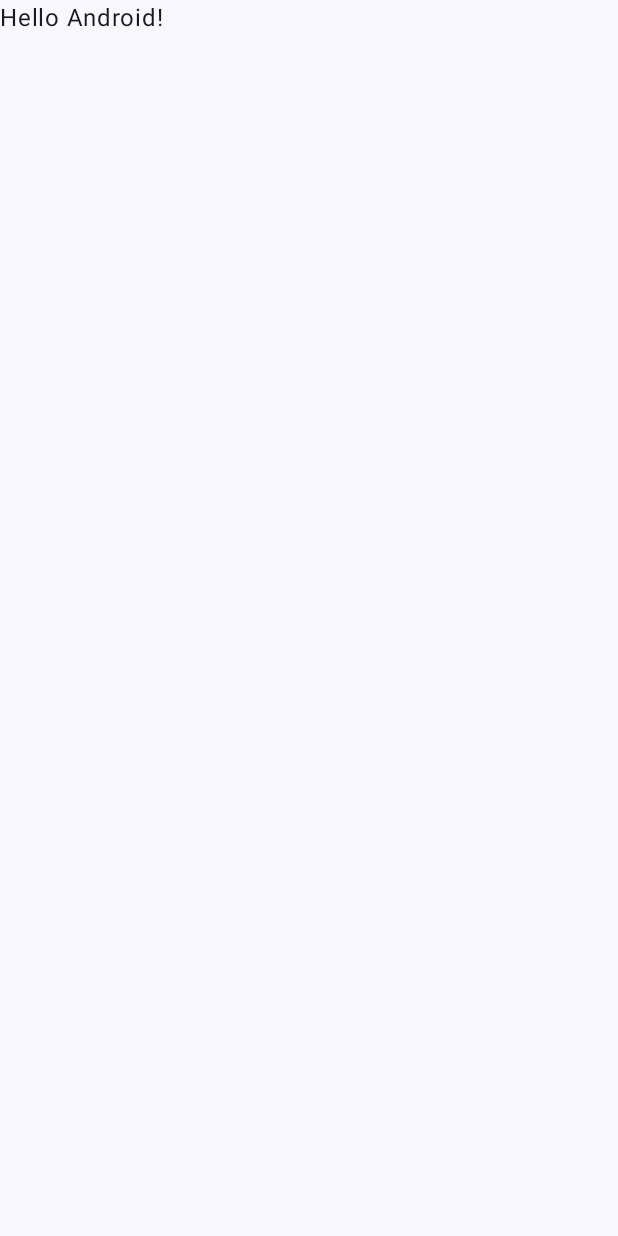
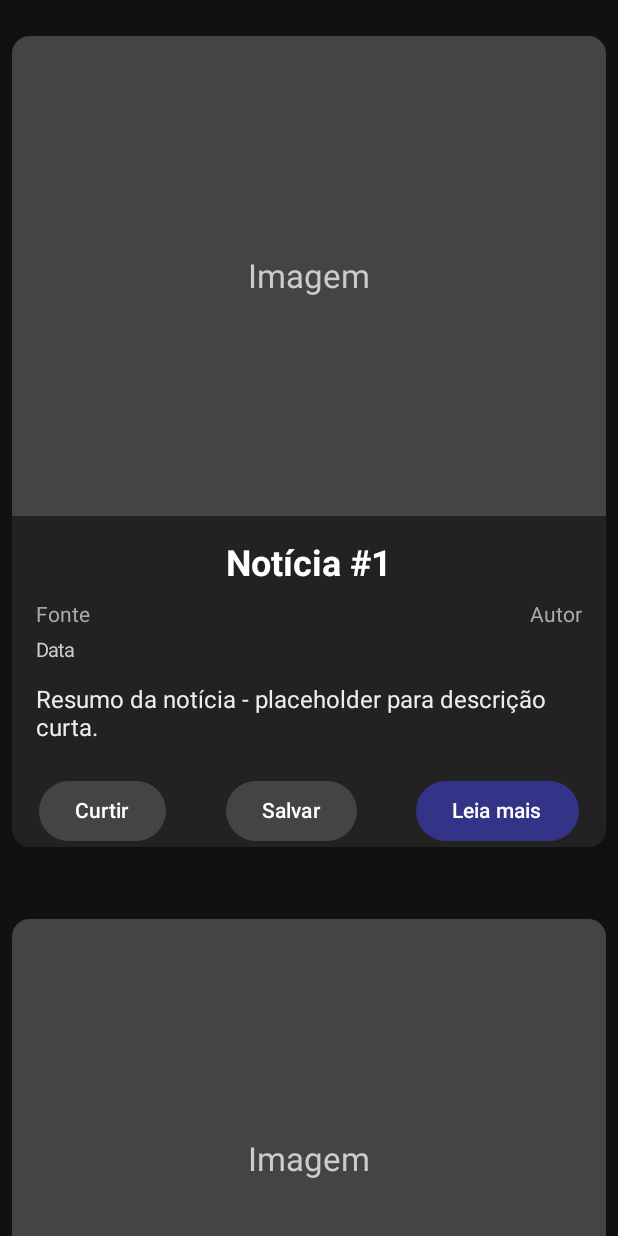
Before and after one commit to gustavorods/2025_2_3_reelo_front_end, an Android app built with Jetpack Compose: the screen it shows after launch (MainActivity), on a phone screen of 412 x 824 dp. Before the commit the screen is almost empty. Run offline under Robolectric (Android 15) with nearby library versions, the phone set to English and light mode, and no system bars.

Commit message:
feat: adicionar interface placeholder

```diff
--- a/app/src/main/java/com/example/noticias/MainActivity.kt
+++ b/app/src/main/java/com/example/noticias/MainActivity.kt
@@ -3,45 +3,141 @@ package com.example.noticias
 import android.os.Bundle
 import androidx.activity.ComponentActivity
 import androidx.activity.compose.setContent
-import androidx.activity.enableEdgeToEdge
-import androidx.compose.foundation.layout.fillMaxSize
-import androidx.compose.foundation.layout.padding
-import androidx.compose.material3.Scaffold
-import androidx.compose.material3.Text
+import androidx.compose.foundation.background
+import androidx.compose.foundation.layout.*
+import androidx.compose.foundation.lazy.LazyColumn
+import androidx.compose.foundation.lazy.itemsIndexed
+import androidx.compose.material3.*
 import androidx.compose.runtime.Composable
+import androidx.compose.ui.Alignment
 import androidx.compose.ui.Modifier
+import androidx.compose.ui.graphics.Color
+import androidx.compose.ui.text.font.FontWeight
+import androidx.compose.ui.unit.dp
+import androidx.compose.ui.unit.sp
+import androidx.compose.ui.draw.clip
 import androidx.compose.ui.tooling.preview.Preview
-import com.example.noticias.ui.theme.NoticiasTheme
 
 class MainActivity : ComponentActivity() {
     override fun onCreate(savedInstanceState: Bundle?) {
         super.onCreate(savedInstanceState)
-        enableEdgeToEdge()
         setContent {
-            NoticiasTheme {
-                Scaffold(modifier = Modifier.fillMaxSize()) { innerPadding ->
-                    Greeting(
-                        name = "Android",
-                        modifier = Modifier.padding(innerPadding)
-                    )
-                }
+            NewsScrollPrototype()
+        }
+    }
+}
+
+@Composable
+fun NewsScrollPrototype() {
+    // Scaffold para UI moderna
+    Scaffold(
+        containerColor = Color.Black
+    ) { padding ->
+        LazyColumn(
+            contentPadding = padding,
+            modifier = Modifier.fillMaxSize(),
+            verticalArrangement = Arrangement.Center
+        ) {
+            // Simula feed infinito
+            itemsIndexed(List(50) { "Notícia #${it + 1}" }) { _, item ->
+                NewsCardPlaceholder(item = item)
             }
         }
     }
 }
 
 @Composable
-fun Greeting(name: String, modifier: Modifier = Modifier) {
-    Text(
-        text = "Hello $name!",
-        modifier = modifier
-    )
+fun NewsCardPlaceholder(item: String) {
+    Box(
+        modifier = Modifier
+            .fillMaxSize()
+            .background(Color(0xFF111111))
+            .padding(vertical = 24.dp, horizontal = 8.dp)
+    ) {
+        Column(
+            modifier = Modifier
+                .fillMaxSize()
+                .clip(MaterialTheme.shapes.medium)
+                .background(Color(0xFF222222)),
+            verticalArrangement = Arrangement.Top,
+            horizontalAlignment = Alignment.CenterHorizontally
+        ) {
+            // Imagem placeholder
+            Box(
+                modifier = Modifier
+                    .fillMaxWidth()
+                    .height(320.dp)
+                    .background(Color(0xFF444444)),
+                contentAlignment = Alignment.Center
+            ) {
+                Text("Imagem", color = Color.LightGray, fontSize = 22.sp)
+            }
+            Spacer(Modifier.height(18.dp))
+            // Título
+            Text(
+                text = item,
+                fontSize = 24.sp,
+                fontWeight = FontWeight.Bold,
+                color = Color.White,
+                modifier = Modifier.padding(horizontal = 16.dp)
+            )
+            Spacer(Modifier.height(12.dp))
+            // Fonte / Autor
+            Row(
+                modifier = Modifier
+                    .fillMaxWidth()
+                    .padding(horizontal = 16.dp),
+                horizontalArrangement = Arrangement.SpaceBetween
+            ) {
+                Text("Fonte", color = Color(0xFFAAAAAA), fontSize = 14.sp)
+                Text("Autor", color = Color(0xFFAAAAAA), fontSize = 14.sp)
+            }
+            // Data
+            Text(
+                "Data",
+                color = Color(0xFFCCCCCC),
+                fontSize = 13.sp,
+                modifier = Modifier
+                    .padding(top = 8.dp, start = 16.dp)
+                    .align(Alignment.Start)
+            )
+            Spacer(Modifier.height(16.dp))
+            // Resumo/Descrição
+            Text(
+                "Resumo da notícia - placeholder para descrição curta.",
+                color = Color(0xFFEEEEEE),
+                fontSize = 16.sp,
+                modifier = Modifier.padding(horizontal = 16.dp)
+            )
+            Spacer(Modifier.height(22.dp))
+            // Botões placeholder
+            Row(
+                modifier = Modifier
+                    .fillMaxWidth()
+                    .padding(horizontal = 18.dp),
+                horizontalArrangement = Arrangement.SpaceBetween
+            ) {
+                Button(
+                    onClick = {},
+                    colors = ButtonDefaults.buttonColors(containerColor = Color.DarkGray)
+                ) { Text("Curtir", color = Color.White) }
+
+                Button(
+                    onClick = {},
+                    colors = ButtonDefaults.buttonColors(containerColor = Color.DarkGray)
+                ) { Text("Salvar", color = Color.White) }
+
+                Button(
+                    onClick = {},
+                    colors = ButtonDefaults.buttonColors(containerColor = Color(0xFF333388))
+                ) { Text("Leia mais", color = Color.White) }
+            }
+        }
+    }
 }
 
-@Preview(showBackground = true)
+@Preview(showBackground = true, showSystemUi = true)
 @Composable
-fun GreetingPreview() {
-    NoticiasTheme {
-        Greeting("Android")
-    }
+fun NewsScrollPreview() {
+    NewsScrollPrototype()
 }
```
